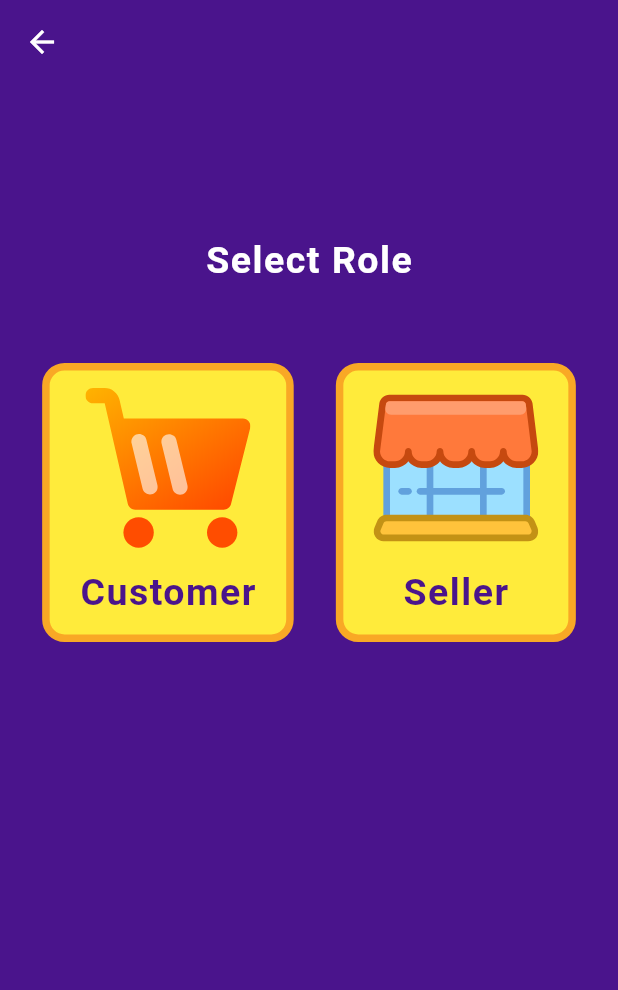
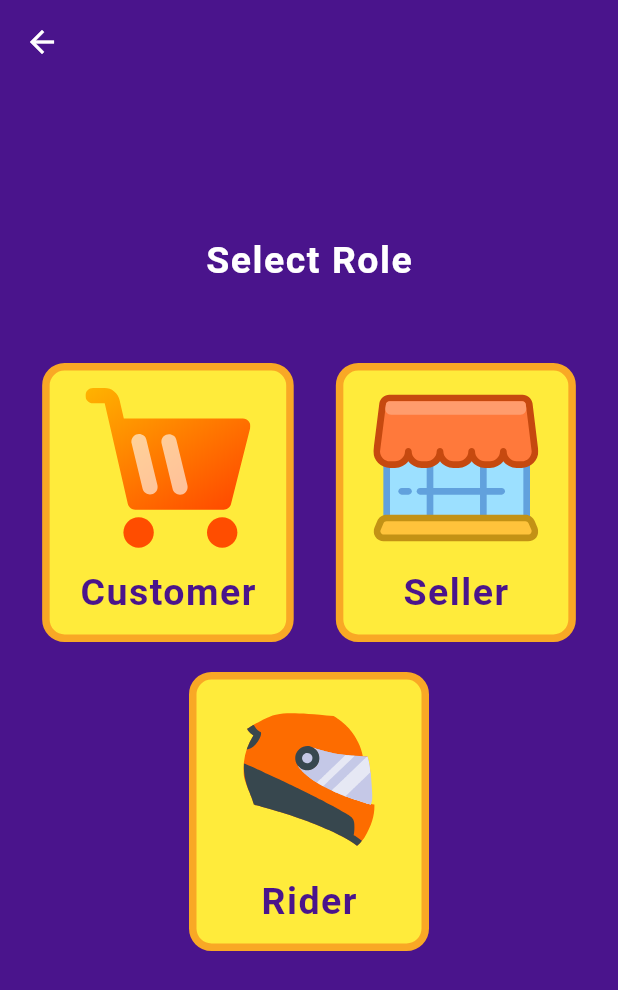
Before and after one commit to beejee0717/marketlink-app, a Flutter app: the SelectRole screen opened directly, on a phone screen of 412 x 824 dp. Shown: the top 990 px of the screen. Run offline on Flutter 3.47's test engine with Material 3 defaults, Android fonts, the light colour scheme and no system bars; drawn by our look-alikes of auto_size_text; our stand-ins replace cloud_firestore, email_validator, firebase_auth, firebase_core, flutter_spinkit, flutter_svg and 3 more; accounts and stored records are empty.

Commit message:
-adding the new files

```diff
--- a/lib/onboarding/login.dart
+++ b/lib/onboarding/login.dart
@@ -78,6 +78,7 @@ class _LogInState extends State<LogIn> {
         child: Scaffold(
           backgroundColor: Colors.purple.shade900,
           body: SingleChildScrollView(
+            reverse: true,
             child: Column(
               mainAxisAlignment: MainAxisAlignment.center,
               children: [
--- a/lib/onboarding/select_role.dart
+++ b/lib/onboarding/select_role.dart
@@ -39,15 +39,19 @@ class SelectRole extends StatelessWidget {
           SizedBox(
             height: 50,
           ),
+          Column(
+            children: [
               Row(
                 mainAxisAlignment: MainAxisAlignment.spaceEvenly,
                 children: [
                   GestureDetector(
                       onTap: () {
-                    navPushReplacement(context, const SignUp(role: 'Customer'));
+                        navPushReplacement(
+                            context, const SignUp(role: 'Customer'));
                       },
                       child: Container(
-                    padding: EdgeInsets.symmetric(horizontal: 20, vertical: 10),
+                        padding:
+                            EdgeInsets.symmetric(horizontal: 20, vertical: 10),
                         decoration: BoxDecoration(
                             color: Colors.yellow,
                             borderRadius: BorderRadius.circular(15),
@@ -75,10 +79,12 @@ class SelectRole extends StatelessWidget {
                       )),
                   GestureDetector(
                       onTap: () {
-                    navPushReplacement(context, const SignUp(role: 'Seller'));
+                        navPushReplacement(
+                            context, const SignUp(role: 'Seller'));
                       },
                       child: Container(
-                    padding: EdgeInsets.symmetric(horizontal: 20, vertical: 10),
+                        padding:
+                            EdgeInsets.symmetric(horizontal: 20, vertical: 10),
                         decoration: BoxDecoration(
                             color: Colors.yellow,
                             borderRadius: BorderRadius.circular(15),
@@ -103,7 +109,41 @@ class SelectRole extends StatelessWidget {
                             )
                           ],
                         ),
-                  ))
+                      )),
+                ],
+              ),
+              SizedBox(height: 20),
+              GestureDetector(
+                  onTap: () {
+                    navPushReplacement(context, const SignUp(role: 'Rider'));
+                  },
+                  child: Container(
+                    padding: EdgeInsets.symmetric(horizontal: 20, vertical: 10),
+                    decoration: BoxDecoration(
+                        color: Colors.yellow,
+                        borderRadius: BorderRadius.circular(15),
+                        border: Border.all(
+                            width: 5, color: Colors.yellow.shade800)),
+                    child: Column(
+                      children: [
+                        SvgPicture.asset(
+                          'assets/svg/helmet.svg',
+                          width: 110,
+                          height: 110,
+                        ),
+                        SizedBox(
+                          height: 10,
+                        ),
+                        CustomText(
+                          textLabel: 'Rider',
+                          fontSize: 25,
+                          letterSpacing: 1,
+                          fontWeight: FontWeight.bold,
+                          textColor: Colors.purple.shade900,
+                        )
+                      ],
+                    ),
+                  )),
             ],
           )
         ],
```
Also changed, not shown: assets/svg/helmet.svg (added), firebase.json (added), 2 other files. Lines whose indentation alone changed are shown as unchanged.
